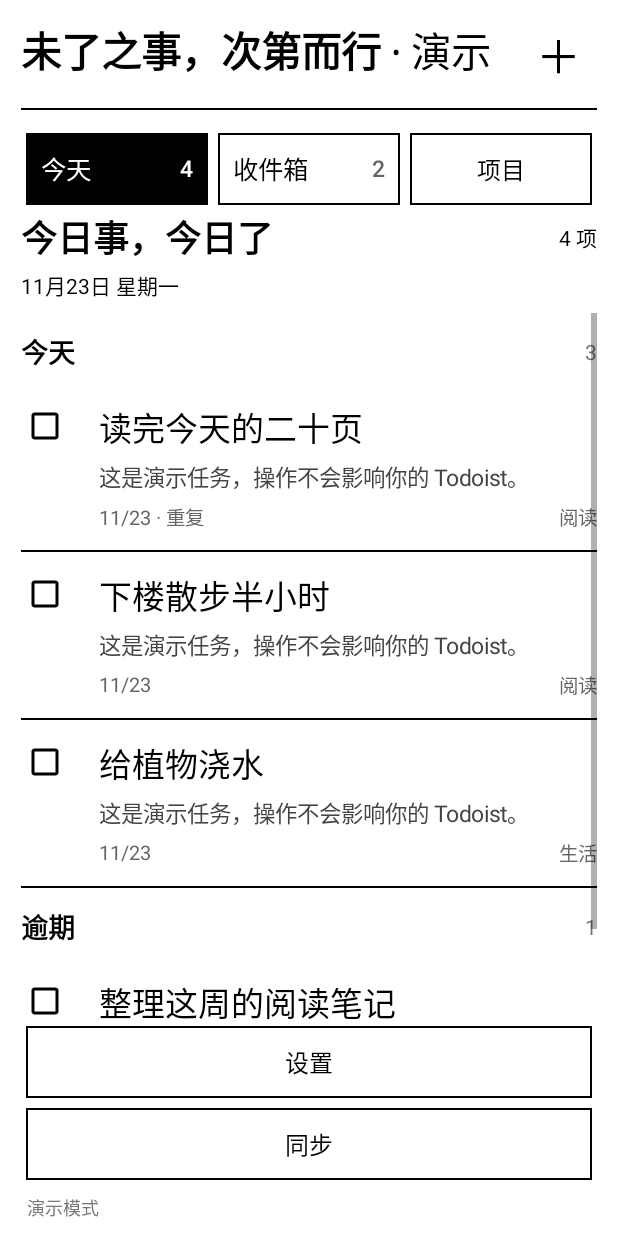
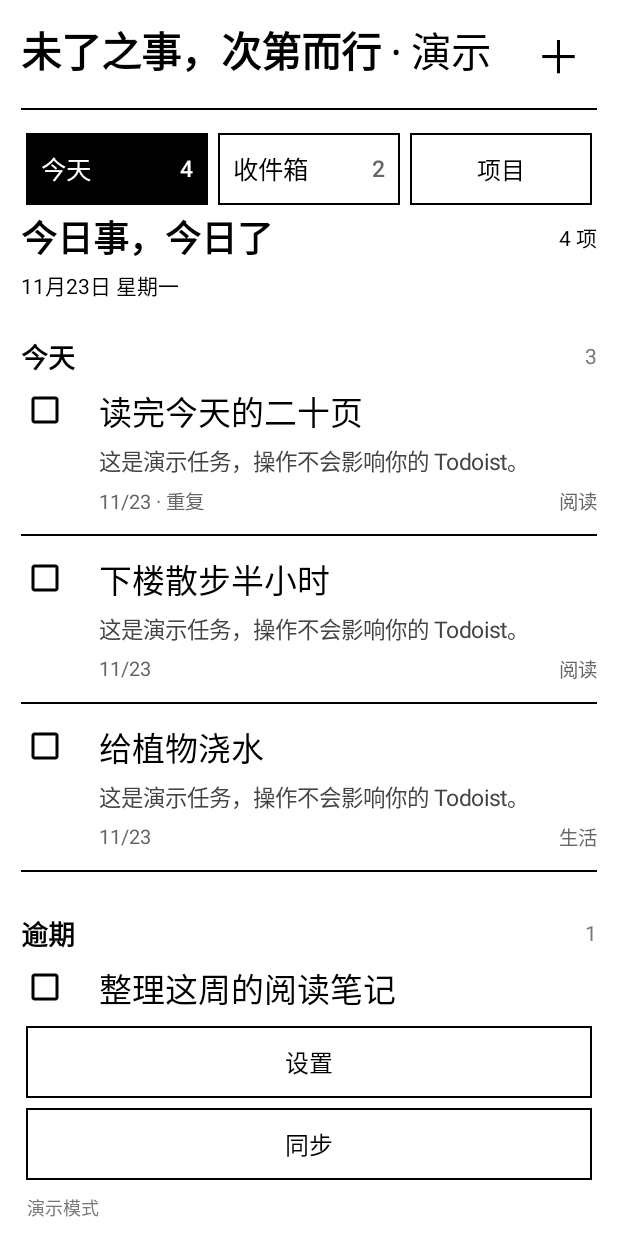
Before and after one commit to imdigi/eink_todo, an Android app: the screen it shows after launch (MainActivity), after a tap on "先体验演示模式", on a phone screen of 412 x 824 dp. Run offline under Robolectric (Android 15) with nearby library versions, the phone set to English and light mode, and no system bars; libraries missing offline, so code that uses them is left out: com.onyx.android; pictures from the network do not load.

Commit message:
Hide task scrollbars and improve date section spacing

```diff
--- a/app/src/main/java/cn/inktodo/MainActivity.java
+++ b/app/src/main/java/cn/inktodo/MainActivity.java
@@ -183,7 +183,7 @@ public final class MainActivity extends Activity {
         dateLabel = text("", 14, false);
         dateLabel.setPadding(0, dp(3), 0, dp(8)); content.addView(dateLabel);
         taskScroll = new ScrollView(this); taskScroll.setFillViewport(true); taskScroll.setOverScrollMode(View.OVER_SCROLL_NEVER);
-        taskScroll.setVerticalScrollBarEnabled(true); taskScroll.setScrollbarFadingEnabled(false);
+        taskScroll.setVerticalScrollBarEnabled(false); taskScroll.setHorizontalScrollBarEnabled(false);
         tasksBox = column(); taskScroll.addView(tasksBox);
         content.addView(taskScroll, new LinearLayout.LayoutParams(-1, 0, 1));
         if (!split) content.addView(footer, new LinearLayout.LayoutParams(-1, -2));
@@ -336,12 +336,12 @@ public final class MainActivity extends Activity {
         for(boolean overdue:new boolean[]{false,true}) {
             List<Core.Task> group=new ArrayList<>();
             for(Core.Task task:tasks)if((!today.equals(Core.dueDay(task.due,ZoneId.systemDefault())))==overdue)group.add(task);
-            LinearLayout header=row();header.setPadding(0,dp(12),0,dp(8));
-            header.addView(text(overdue?"逾期":"今天",18,true),new LinearLayout.LayoutParams(0,-2,1));
-            TextView number=text(String.valueOf(group.size()),14,false);number.setTextColor(0xff777777);header.addView(number);tasksBox.addView(header);
+            LinearLayout header=row();header.setTag(overdue?"date_group:overdue":"date_group:today");header.setPadding(0,dp(overdue?28:16),0,0);
+            TextView label=text(overdue?"逾期":"今天",18,true);label.setIncludeFontPadding(false);header.addView(label,new LinearLayout.LayoutParams(0,-2,1));
+            TextView number=text(String.valueOf(group.size()),14,false);number.setIncludeFontPadding(false);number.setTextColor(0xff777777);header.addView(number);tasksBox.addView(header);
             if(group.isEmpty()) {TextView empty=text("暂无任务",14,false);empty.setTextColor(0xff777777);empty.setPadding(0,dp(4),0,dp(14));tasksBox.addView(empty);}
             String scope=overdue?"today:overdue":"today:due_today";
-            for(Core.TreeRow node:trees.get(scope))taskRow(node,snapshot,scope);
+            boolean first=true;for(Core.TreeRow node:trees.get(scope)){taskRow(node,snapshot,scope,first?6:12);first=false;}
         }
     }
     private void renderSidebar(Store.Snapshot s) {
@@ -375,9 +375,10 @@ public final class MainActivity extends Activity {
         addButton(compactNav,countedButton("收件箱","inbox",""),1);
         addButton(compactNav,button("项目",v -> projects()),1);
     }
-    private void taskRow(Core.TreeRow node, Store.Snapshot s,String scope) {
+    private void taskRow(Core.TreeRow node, Store.Snapshot s,String scope) {taskRow(node,s,scope,12);}
+    private void taskRow(Core.TreeRow node, Store.Snapshot s,String scope,int topPadding) {
         Core.Task t=node.task;int indent=Math.min(node.depth,4)*22;
-        LinearLayout box = row(); box.setTag("task:"+t.id);box.setPadding(dp(indent), dp(12), 0, dp(12)); box.setGravity(Gravity.TOP);
+        LinearLayout box = row(); box.setTag("task:"+t.id);box.setPadding(dp(indent), dp(topPadding), 0, dp(12)); box.setGravity(Gravity.TOP);
         box.setBaselineAligned(false);
         boolean grouped=scope.startsWith("today:") && node.parent;
         CheckBox check = new InkRendering.Check(this); check.setText(""); check.setContentDescription("完成：" + t.content);
```
Also changed, not shown: 3 other files.
